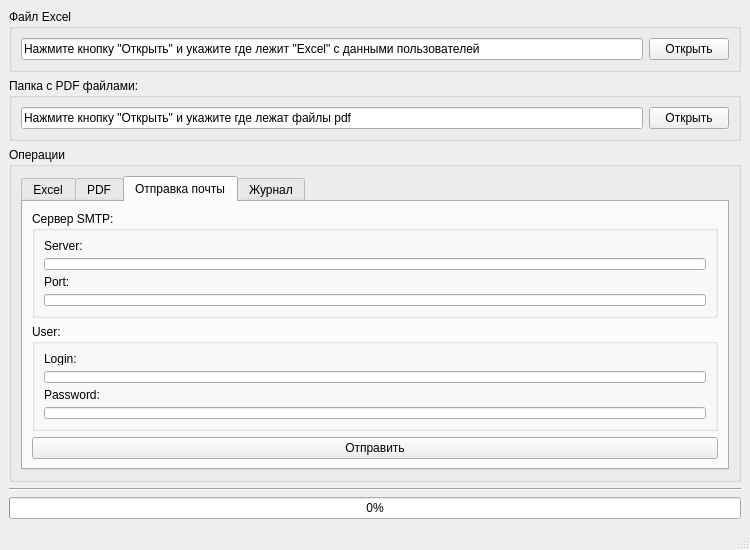
Old version of the form src/ui/main_form.ui in the repository gloryvictory/Kvartplata24mail.
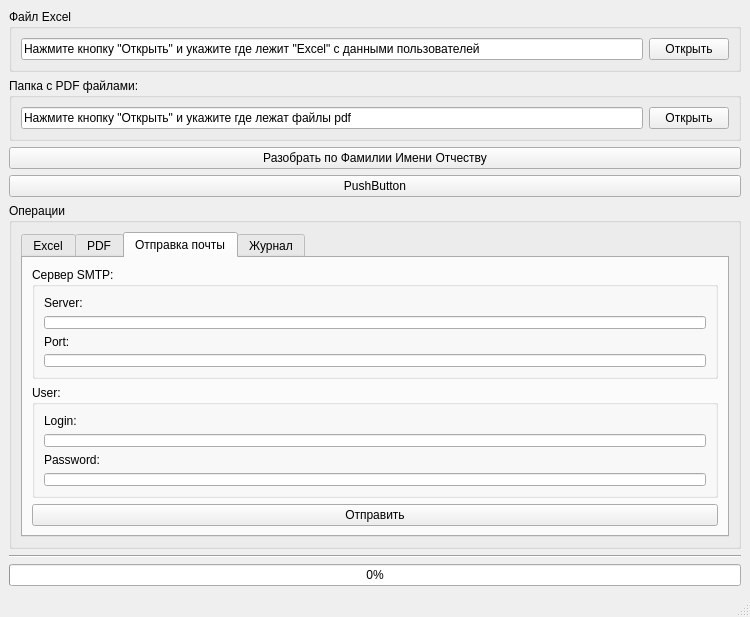
New version of the form. The open tabs and pages were chosen to show the change.

```diff
--- a/src/ui/main_form.ui
+++ b/src/ui/main_form.ui
@@ -7,7 +7,7 @@
     <x>0</x>
     <y>0</y>
     <width>750</width>
-    <height>550</height>
+    <height>617</height>
    </rect>
   </property>
   <property name="sizePolicy">
@@ -82,6 +82,20 @@
       </layout>
      </widget>
     </item>
+    <item>
+     <widget class="QPushButton" name="btnDoBySurname">
+      <property name="text">
+       <string>Разобрать по Фамилии Имени Отчеству</string>
+      </property>
+     </widget>
+    </item>
+    <item>
+     <widget class="QPushButton" name="pushButton">
+      <property name="text">
+       <string>PushButton</string>
+      </property>
+     </widget>
+    </item>
     <item>
      <layout class="QVBoxLayout" name="verticalLayout">
       <item>
```
Left out of the diff: 2 changed lines with no effect on the pictures.
